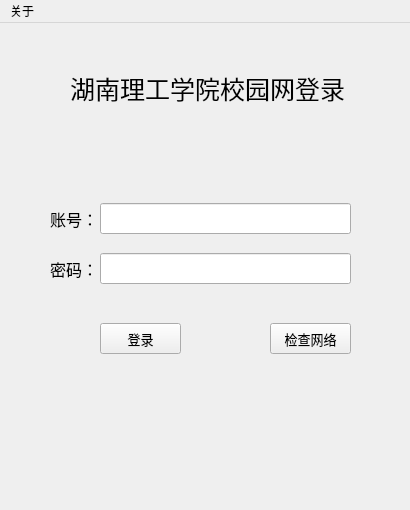
First picture: the form in layout/ui/ui_mainwindow.ui, repository wangxuanzhu/Campus_Network, before the edit.
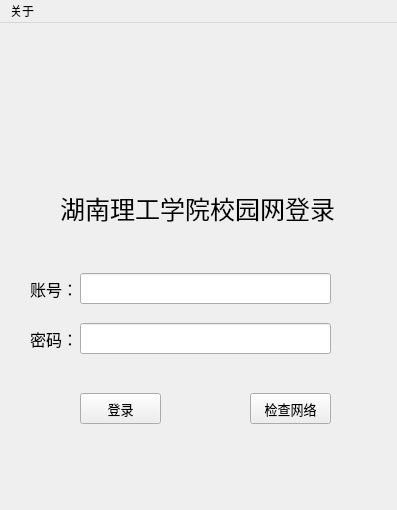
Second picture: the form after the edit. Icons and pictures are not drawn.

Commit message: 在界面上增加了图标logo，并以qrc形式导入

Diff of the .ui file:
```diff
--- a/layout/ui/ui_mainwindow.ui
+++ b/layout/ui/ui_mainwindow.ui
@@ -9,7 +9,7 @@
    <rect>
     <x>0</x>
     <y>0</y>
-    <width>410</width>
+    <width>397</width>
     <height>510</height>
    </rect>
   </property>
@@ -48,8 +48,8 @@
    <widget class="QLabel" name="label">
     <property name="geometry">
      <rect>
-      <x>70</x>
-      <y>20</y>
+      <x>60</x>
+      <y>140</y>
       <width>301</width>
       <height>91</height>
      </rect>
@@ -70,8 +70,8 @@
    <widget class="QLineEdit" name="zhanghao">
     <property name="geometry">
      <rect>
-      <x>100</x>
-      <y>180</y>
+      <x>80</x>
+      <y>250</y>
       <width>251</width>
       <height>31</height>
      </rect>
@@ -92,8 +92,8 @@
    <widget class="QLineEdit" name="mima">
     <property name="geometry">
      <rect>
-      <x>100</x>
-      <y>230</y>
+      <x>80</x>
+      <y>300</y>
       <width>251</width>
       <height>31</height>
      </rect>
@@ -120,8 +120,8 @@
    <widget class="QLabel" name="label_2">
     <property name="geometry">
      <rect>
-      <x>50</x>
-      <y>180</y>
+      <x>30</x>
+      <y>250</y>
       <width>41</width>
       <height>31</height>
      </rect>
@@ -142,8 +142,8 @@
    <widget class="QLabel" name="label_3">
     <property name="geometry">
      <rect>
-      <x>50</x>
-      <y>230</y>
+      <x>30</x>
+      <y>300</y>
       <width>41</width>
       <height>31</height>
      </rect>
@@ -164,8 +164,8 @@
    <widget class="QPushButton" name="ui_login">
     <property name="geometry">
      <rect>
-      <x>100</x>
-      <y>300</y>
+      <x>80</x>
+      <y>370</y>
       <width>81</width>
       <height>31</height>
      </rect>
@@ -186,8 +186,8 @@
    <widget class="QPushButton" name="ui_check">
     <property name="geometry">
      <rect>
-      <x>270</x>
-      <y>300</y>
+      <x>250</x>
+      <y>370</y>
       <width>81</width>
       <height>31</height>
      </rect>
@@ -205,13 +205,32 @@
      <string>检查网络</string>
     </property>
    </widget>
+   <widget class="QLabel" name="res">
+    <property name="geometry">
+     <rect>
+      <x>90</x>
+      <y>20</y>
+      <width>211</width>
+      <height>151</height>
+     </rect>
+    </property>
+    <property name="text">
+     <string/>
+    </property>
+    <property name="pixmap">
+     <pixmap resource="logo.qrc">:/logo/ico.ico</pixmap>
+    </property>
+    <property name="scaledContents">
+     <bool>true</bool>
+    </property>
+   </widget>
   </widget>
   <widget class="QMenuBar" name="menubar">
    <property name="geometry">
     <rect>
      <x>0</x>
      <y>0</y>
-     <width>410</width>
+     <width>397</width>
      <height>23</height>
     </rect>
    </property>
```
Left out of the diff: 4 changed lines with no effect on the pictures. The commit also changes 5 other files.
